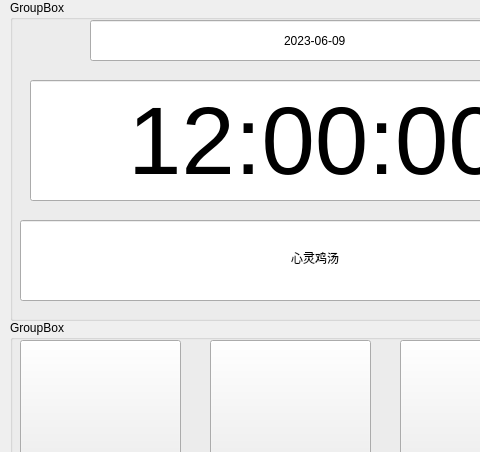
This is SoftWare/PCTool/AdvancedClock/TimeShow.ui in ZhangYiXiSucceed/Advanced-Clock as Qt 5 draws it before an edit; both pictures show x 0 to 480 and y 0 to 452 of the 780 by 561 pixel window. The edited form follows.
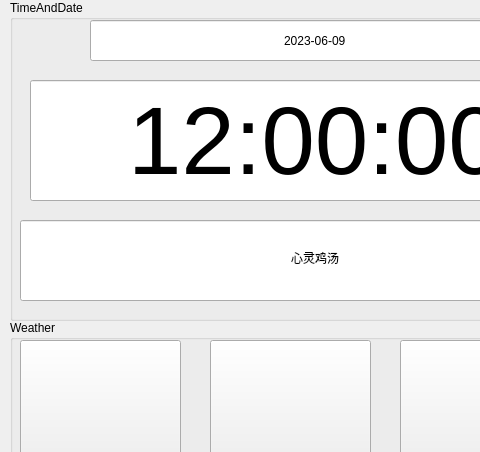
This is the edited form.

```diff
--- a/SoftWare/PCTool/AdvancedClock/TimeShow.ui
+++ b/SoftWare/PCTool/AdvancedClock/TimeShow.ui
@@ -23,7 +23,7 @@
     </rect>
    </property>
    <property name="title">
-    <string>GroupBox</string>
+    <string>Weather</string>
    </property>
    <widget class="QPushButton" name="WeatherIcon1">
     <property name="geometry">
@@ -158,7 +158,7 @@
     </rect>
    </property>
    <property name="title">
-    <string>GroupBox</string>
+    <string>TimeAndDate</string>
    </property>
    <widget class="QLineEdit" name="DateShow">
     <property name="geometry">
```
Left out of the diff: 2 changed lines with no effect on the pictures.
